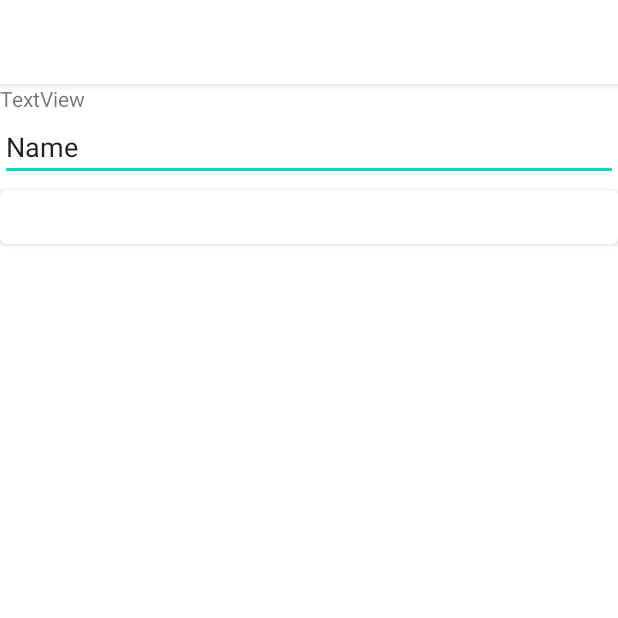
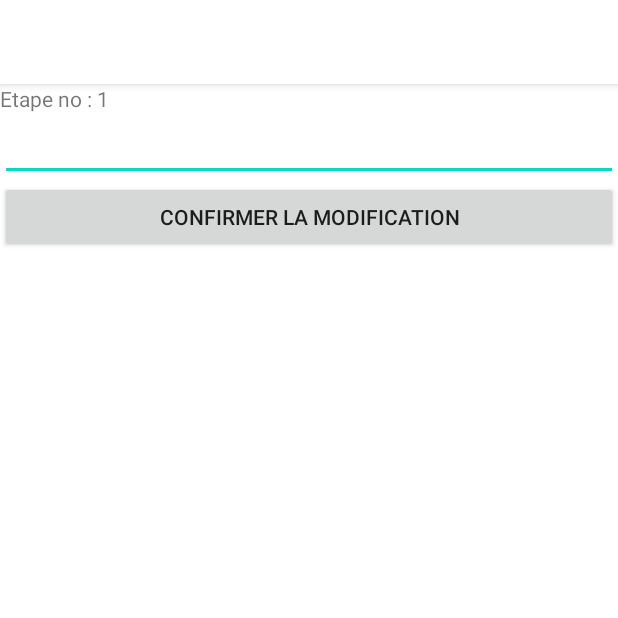
Before and after one commit to Nhyv/BeYourOwnBartender, an Android app: the UpdateStep screen opened directly, with no data from a screen before it, on a phone screen of 412 x 824 dp, the top half of it. Run offline under Robolectric (Android 15) with nearby library versions, the phone set to English and light mode, and no system bars; 1 statement that could not run was skipped.

Commit message:
modifier marche maintenant

```diff
--- a/app/src/main/java/com/example/beyourownbartender/StepAdapterList.java
+++ b/app/src/main/java/com/example/beyourownbartender/StepAdapterList.java
@@ -73,7 +73,7 @@ public class StepAdapterList extends RecyclerView.Adapter<StepAdapterList.Adapte
         notifyItemRemoved(index);
     }
 
-    public void startUpdate(int pos, String oldStep){
+    public void startUpdate(String pos, String oldStep){
         Intent intent =  new Intent(context, UpdateStep.class);
         intent.putExtra("pos", pos);
         intent.putExtra("oldStep", oldStep);
@@ -116,7 +116,9 @@ public class StepAdapterList extends RecyclerView.Adapter<StepAdapterList.Adapte
             btUpdateStep.setOnClickListener(new View.OnClickListener() {
                 @Override
                 public void onClick(View view) {
-                   startUpdate(getLayoutPosition(), stepList.get(getLayoutPosition()));
+                    int pos = getLayoutPosition();
+                    String posStr = Integer.toString(pos);
+                    startUpdate(posStr, stepList.get(getLayoutPosition()));
                 }
             });
         }
--- a/app/src/main/java/com/example/beyourownbartender/UpdateStep.java
+++ b/app/src/main/java/com/example/beyourownbartender/UpdateStep.java
@@ -2,13 +2,45 @@ package com.example.beyourownbartender;
 
 import androidx.appcompat.app.AppCompatActivity;
 
+import android.content.Context;
+import android.content.Intent;
 import android.os.Bundle;
+import android.view.View;
+import android.widget.Button;
+import android.widget.EditText;
+import android.widget.TextView;
 
 public class UpdateStep extends AppCompatActivity {
+
+    Button btSubmitUpdate;
+    EditText stepTb;
+    TextView titleTV;
+    Context context = this;
 
     @Override
     protected void onCreate(Bundle savedInstanceState) {
         super.onCreate(savedInstanceState);
         setContentView(R.layout.activity_update_step);
+
+        Intent intent = getIntent();
+        btSubmitUpdate = findViewById(R.id.btSubmitUpdate);
+        String pos = intent.getStringExtra("pos");
+        int posInt = Integer.parseInt(pos);
+        titleTV = findViewById(R.id.tvTitleStepUpdate);
+        String titleText = "Etape no : "+Integer.toString(posInt+1);
+        titleTV.setText(titleText);
+
+        btSubmitUpdate.setOnClickListener(new View.OnClickListener() {
+            @Override
+            public void onClick(View view) {
+                Intent intentReturn = new Intent();
+                stepTb = findViewById(R.id.tbNewStep);
+                String stepText = stepTb.getText().toString();
+                intentReturn.putExtra("newStep",stepText);
+                intentReturn.putExtra("pos", pos);
+                setResult(RESULT_OK, intentReturn);
+                finish();
+            }
+        });
     }
 }
--- a/app/src/main/res/layout/activity_update_step.xml
+++ b/app/src/main/res/layout/activity_update_step.xml
@@ -12,23 +12,24 @@
         android:orientation="vertical">
 
         <TextView
-            android:id="@+id/textView"
+            android:id="@+id/tvTitleStepUpdate"
             android:layout_width="match_parent"
             android:layout_height="wrap_content"
             android:text="TextView" />
 
         <EditText
-            android:id="@+id/editTextTextPersonName"
+            android:id="@+id/tbNewStep"
             android:layout_width="match_parent"
             android:layout_height="wrap_content"
             android:ems="10"
             android:inputType="textPersonName"
-            android:text="Name" />
+            android:maxLines="20"
+            android:minLines="2"/>
 
-        <Button
+        <androidx.appcompat.widget.AppCompatButton
             android:id="@+id/btSubmitUpdate"
             android:layout_width="match_parent"
             android:layout_height="wrap_content"
-            android:text="Button" />
+            android:text="Confirmer la modification" />
     </LinearLayout>
 </androidx.constraintlayout.widget.ConstraintLayout>
```
